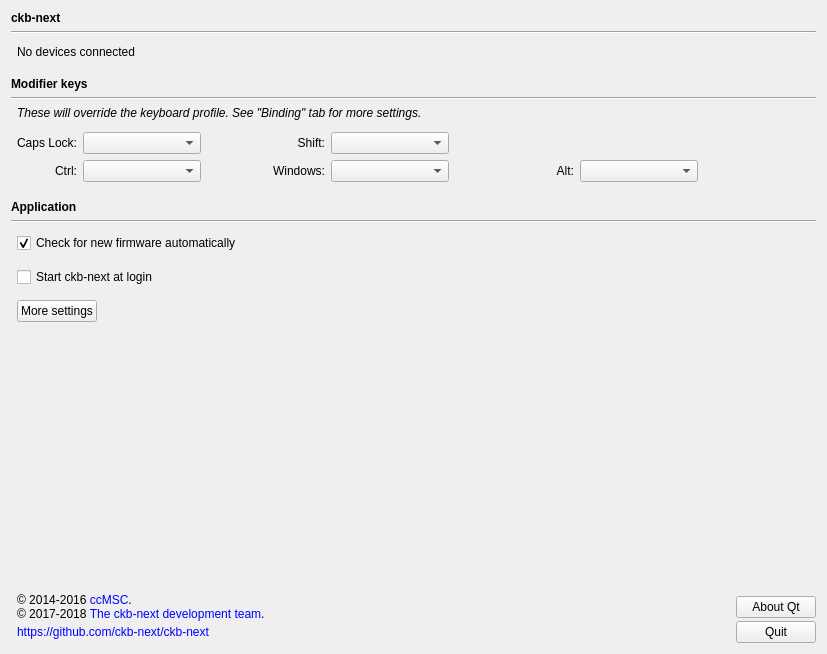
This is src/gui/settingswidget.ui in ckb-next/ckb-next as Qt 5 draws it before an edit. The edited form follows.
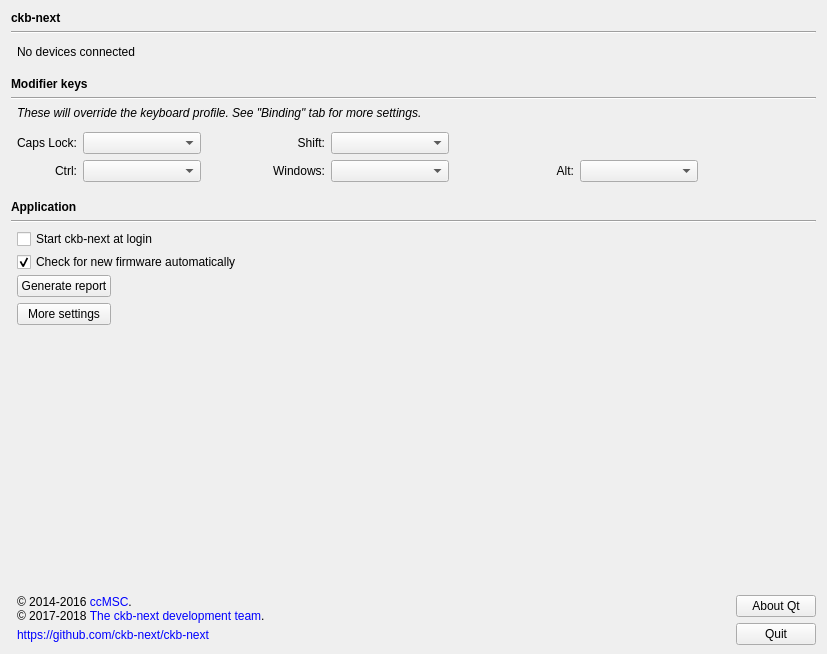
This is the edited form.

Commit message: Add Generate report button to GUI

The edit to the form file:
```diff
--- a/src/gui/settingswidget.ui
+++ b/src/gui/settingswidget.ui
@@ -14,6 +14,22 @@
    <string>Form</string>
   </property>
   <layout class="QGridLayout" name="gridLayout">
+   <property name="bottomMargin">
+    <number>6</number>
+   </property>
+   <item row="25" column="1">
+    <spacer name="verticalSpacer">
+     <property name="orientation">
+      <enum>Qt::Vertical</enum>
+     </property>
+     <property name="sizeHint" stdset="0">
+      <size>
+       <width>20</width>
+       <height>40</height>
+      </size>
+     </property>
+    </spacer>
+   </item>
    <item row="6" column="0" colspan="2">
     <widget class="QLabel" name="label">
      <property name="font">
@@ -51,7 +67,7 @@
      </item>
     </layout>
    </item>
-   <item row="16" column="0">
+   <item row="17" column="0">
     <spacer name="verticalSpacer_8">
      <property name="orientation">
       <enum>Qt::Vertical</enum>
@@ -67,16 +83,6 @@
      </property>
     </spacer>
    </item>
-   <item row="16" column="1">
-    <widget class="QCheckBox" name="loginItemBox">
-     <property name="toolTip">
-      <string>ckb-next will be started when you log in to your computer.</string>
-     </property>
-     <property name="text">
-      <string>Start ckb-next at login</string>
-     </property>
-    </widget>
-   </item>
    <item row="15" column="0">
     <spacer name="verticalSpacer_6">
      <property name="orientation">
@@ -93,19 +99,6 @@
      </property>
     </spacer>
    </item>
-   <item row="15" column="1">
-    <widget class="QCheckBox" name="autoFWBox">
-     <property name="toolTip">
-      <string>You will be notified when new firmware versions are available. You'll have the option to install them immediately or wait until later.</string>
-     </property>
-     <property name="text">
-      <string>Check for new firmware automatically</string>
-     </property>
-     <property name="checked">
-      <bool>true</bool>
-     </property>
-    </widget>
-   </item>
    <item row="1" column="0" colspan="2">
     <widget class="Line" name="line">
      <property name="orientation">
@@ -366,31 +359,7 @@
      </property>
     </widget>
    </item>
-   <item row="17" column="1">
-    <layout class="QHBoxLayout" name="horizontalLayout">
-     <item>
-      <widget class="QPushButton" name="extraButton">
-       <property name="text">
-        <string>More settings</string>
-       </property>
-      </widget>
-     </item>
-     <item>
-      <spacer name="horizontalSpacer_2">
-       <property name="orientation">
-        <enum>Qt::Horizontal</enum>
-       </property>
-       <property name="sizeHint" stdset="0">
-        <size>
-         <width>40</width>
-         <height>20</height>
-        </size>
-       </property>
-      </spacer>
-     </item>
-    </layout>
-   </item>
-   <item row="17" column="0">
+   <item row="18" column="0">
     <spacer name="verticalSpacer_7">
      <property name="orientation">
       <enum>Qt::Vertical</enum>
@@ -406,13 +375,105 @@
      </property>
     </spacer>
    </item>
-   <item row="19" column="1">
-    <layout class="QVBoxLayout" name="verticalLayout_3">
+   <item row="14" column="1">
+    <layout class="QVBoxLayout" name="verticalLayout">
+     <property name="spacing">
+      <number>3</number>
+     </property>
+     <item>
+      <layout class="QHBoxLayout" name="horizontalLayout_3">
+       <item>
+        <layout class="QVBoxLayout" name="verticalLayout_5">
+         <item>
+          <widget class="QCheckBox" name="loginItemBox">
+           <property name="toolTip">
+            <string>ckb-next will be started when you log in to your computer.</string>
+           </property>
+           <property name="text">
+            <string>Start ckb-next at login</string>
+           </property>
+          </widget>
+         </item>
+         <item>
+          <widget class="QCheckBox" name="autoFWBox">
+           <property name="toolTip">
+            <string>You will be notified when new firmware versions are available. You'll have the option to install them immediately or wait until later.</string>
+           </property>
+           <property name="text">
+            <string>Check for new firmware automatically</string>
+           </property>
+           <property name="checked">
+            <bool>true</bool>
+           </property>
+          </widget>
+         </item>
+        </layout>
+       </item>
+       <item>
+        <spacer name="horizontalSpacer_3">
+         <property name="orientation">
+          <enum>Qt::Horizontal</enum>
+         </property>
+         <property name="sizeHint" stdset="0">
+          <size>
+           <width>40</width>
+           <height>20</height>
+          </size>
+         </property>
+        </spacer>
+       </item>
+      </layout>
+     </item>
+     <item>
+      <layout class="QHBoxLayout" name="horizontalLayout">
+       <item>
+        <layout class="QVBoxLayout" name="verticalLayout_2">
+         <property name="spacing">
+          <number>6</number>
+         </property>
+         <item>
+          <widget class="QPushButton" name="generateReportButton">
+           <property name="text">
+            <string>Generate report</string>
+           </property>
+          </widget>
+         </item>
+         <item>
+          <widget class="QPushButton" name="extraButton">
+           <property name="text">
+            <string>More settings</string>
+           </property>
+          </widget>
+         </item>
+        </layout>
+       </item>
+       <item>
+        <spacer name="horizontalSpacer_2">
+         <property name="orientation">
+          <enum>Qt::Horizontal</enum>
+         </property>
+         <property name="sizeHint" stdset="0">
+          <size>
+           <width>40</width>
+           <height>20</height>
+          </size>
+         </property>
+        </spacer>
+       </item>
+      </layout>
+     </item>
+    </layout>
+   </item>
+   <item row="26" column="1">
+    <layout class="QHBoxLayout" name="horizontalLayout_2">
      <property name="spacing">
       <number>0</number>
      </property>
      <item>
-      <layout class="QHBoxLayout" name="horizontalLayout_4">
+      <layout class="QVBoxLayout" name="verticalLayout_3">
+       <property name="spacing">
+        <number>0</number>
+       </property>
        <item>
         <widget class="QLabel" name="label_2">
          <property name="text">
@@ -427,30 +488,6 @@
         </widget>
        </item>
        <item>
-        <spacer name="horizontalSpacer_3">
-         <property name="orientation">
-          <enum>Qt::Horizontal</enum>
-         </property>
-         <property name="sizeHint" stdset="0">
-          <size>
-           <width>40</width>
-           <height>20</height>
-          </size>
-         </property>
-        </spacer>
-       </item>
-       <item>
-        <widget class="QPushButton" name="aboutQt">
-         <property name="text">
-          <string>About Qt</string>
-         </property>
-        </widget>
-       </item>
-      </layout>
-     </item>
-     <item>
-      <layout class="QHBoxLayout" name="horizontalLayout_2">
-       <item>
         <widget class="QLabel" name="label_3">
          <property name="text">
           <string>&lt;a href=&quot;https://github.com/ckb-next/ckb-next&quot; style=&quot;text-decoration:none;&quot;&gt;https://github.com/ckb-next/ckb-next&lt;/a&gt;</string>
@@ -460,18 +497,35 @@
          </property>
         </widget>
        </item>
+      </layout>
+     </item>
+     <item>
+      <spacer name="horizontalSpacer">
+       <property name="orientation">
+        <enum>Qt::Horizontal</enum>
+       </property>
+       <property name="sizeHint" stdset="0">
+        <size>
+         <width>40</width>
+         <height>20</height>
+        </size>
+       </property>
+      </spacer>
+     </item>
+     <item>
+      <layout class="QVBoxLayout" name="verticalLayout_4">
+       <property name="spacing">
+        <number>6</number>
+       </property>
+       <property name="bottomMargin">
+        <number>3</number>
+       </property>
        <item>
-        <spacer name="horizontalSpacer">
-         <property name="orientation">
-          <enum>Qt::Horizontal</enum>
+        <widget class="QPushButton" name="aboutQt">
+         <property name="text">
+          <string>About Qt</string>
          </property>
-         <property name="sizeHint" stdset="0">
-          <size>
-           <width>40</width>
-           <height>20</height>
-          </size>
-         </property>
-        </spacer>
+        </widget>
        </item>
        <item>
         <widget class="QPushButton" name="pushButton">
@@ -487,19 +541,6 @@
      </item>
     </layout>
    </item>
-   <item row="18" column="1">
-    <spacer name="verticalSpacer">
-     <property name="orientation">
-      <enum>Qt::Vertical</enum>
-     </property>
-     <property name="sizeHint" stdset="0">
-      <size>
-       <width>20</width>
-       <height>40</height>
-      </size>
-     </property>
-    </spacer>
-   </item>
   </layout>
  </widget>
  <tabstops>
```
Left out of the diff: 4 changed lines with no effect on the pictures. The commit also changes 2 other files.
